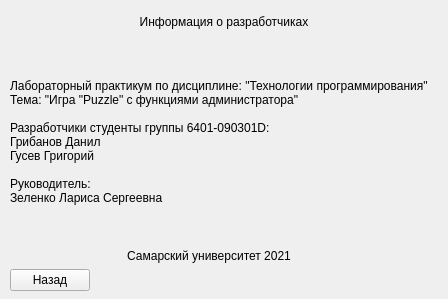
Before: the Qt Designer form puzzle/common/about_creators/about_creators.ui in TaplierShiru/QtPuzzleGame, drawn with Qt 5.
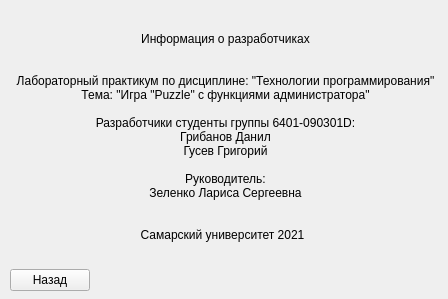
After: the same form once the commit is applied.

```diff
--- a/puzzle/common/about_creators/about_creators.ui
+++ b/puzzle/common/about_creators/about_creators.ui
@@ -18,7 +18,7 @@
     <rect>
      <x>10</x>
      <y>10</y>
-     <width>428</width>
+     <width>431</width>
      <height>281</height>
     </rect>
    </property>
@@ -26,7 +26,7 @@
     <item row="0" column="0" colspan="4">
      <widget class="QLabel" name="label">
       <property name="sizePolicy">
-       <sizepolicy hsizetype="Minimum" vsizetype="Minimum">
+       <sizepolicy hsizetype="Preferred" vsizetype="Preferred">
         <horstretch>0</horstretch>
         <verstretch>0</verstretch>
        </sizepolicy>
@@ -45,23 +45,10 @@
       </property>
      </widget>
     </item>
-    <item row="3" column="3">
-     <spacer name="horizontalSpacer_2">
-      <property name="orientation">
-       <enum>Qt::Horizontal</enum>
-      </property>
-      <property name="sizeHint" stdset="0">
-       <size>
-        <width>40</width>
-        <height>20</height>
-       </size>
-      </property>
-     </spacer>
-    </item>
     <item row="1" column="0" colspan="4">
      <widget class="QLabel" name="about_creators_label">
       <property name="sizePolicy">
-       <sizepolicy hsizetype="Expanding" vsizetype="Expanding">
+       <sizepolicy hsizetype="Expanding" vsizetype="Preferred">
         <horstretch>0</horstretch>
         <verstretch>0</verstretch>
        </sizepolicy>
@@ -77,6 +64,9 @@
 Руководитель:
 Зеленко Лариса Сергеевна</string>
       </property>
+      <property name="alignment">
+       <set>Qt::AlignCenter</set>
+      </property>
       <property name="wordWrap">
        <bool>true</bool>
       </property>
@@ -115,14 +105,23 @@
       </property>
      </spacer>
     </item>
-    <item row="2" column="1" colspan="2">
+    <item row="2" column="0" colspan="3">
      <widget class="QLabel" name="label_2">
+      <property name="sizePolicy">
+       <sizepolicy hsizetype="Expanding" vsizetype="Preferred">
+        <horstretch>0</horstretch>
+        <verstretch>0</verstretch>
+       </sizepolicy>
+      </property>
       <property name="text">
        <string>Самарский университет 2021</string>
       </property>
       <property name="alignment">
        <set>Qt::AlignCenter</set>
       </property>
+      <property name="wordWrap">
+       <bool>true</bool>
+      </property>
      </widget>
     </item>
    </layout>
```
